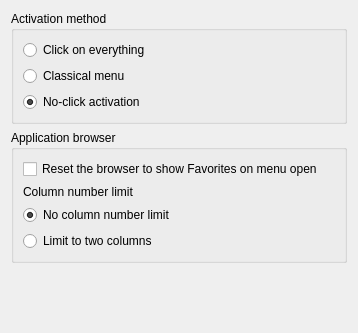
This is applets/lancelot/app/src/ui/LancelotConfigBase.ui in KDE/kdeplasma-addons as Qt 5 draws it before an edit. The edited form follows.
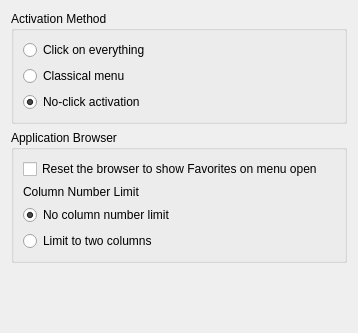
This is the edited form.

```diff
--- a/applets/lancelot/app/src/ui/LancelotConfigBase.ui
+++ b/applets/lancelot/app/src/ui/LancelotConfigBase.ui
@@ -13,7 +13,7 @@
    <item>
     <widget class="QGroupBox" name="groupActivation" >
      <property name="title" >
-      <string>Activation method</string>
+      <string>Activation Method</string>
      </property>
      <layout class="QVBoxLayout" name="verticalLayout_3" >
       <item>
@@ -55,7 +55,7 @@
    <item>
     <widget class="QGroupBox" name="groupAppBrowser" >
      <property name="title" >
-      <string>Application browser</string>
+      <string>Application Browser</string>
      </property>
      <layout class="QVBoxLayout" name="verticalLayout_2" >
       <item>
@@ -68,7 +68,7 @@
       <item>
        <widget class="QLabel" name="label" >
         <property name="text" >
-         <string>Column number limit</string>
+         <string>Column Number Limit</string>
         </property>
        </widget>
       </item>
```
